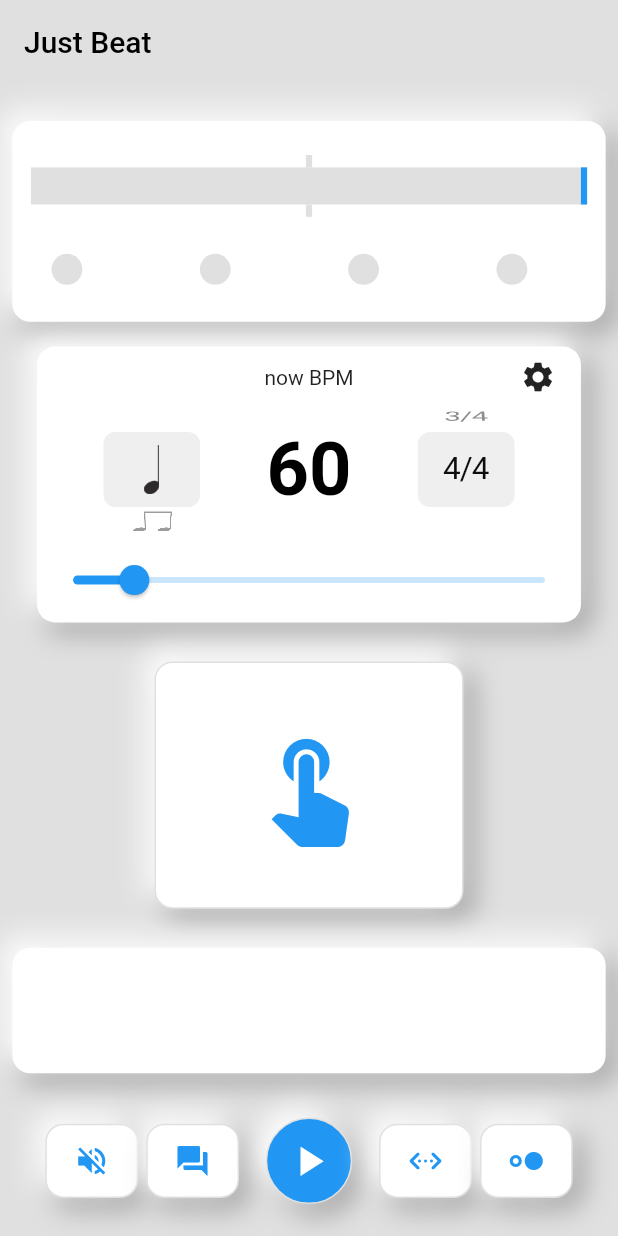
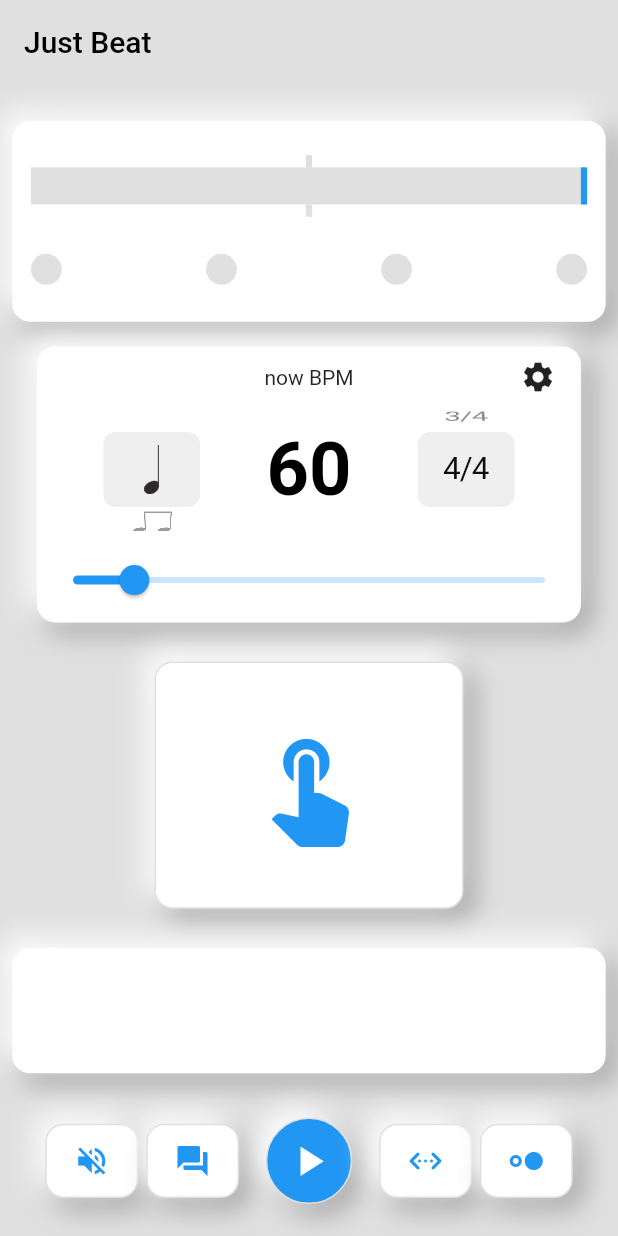
Before and after one commit to yuto90/metronome, a Flutter app: the screen it shows after launch, on a phone screen of 412 x 824 dp. Run offline on Flutter 3.47's test engine with Material 2 defaults, Android fonts, the phone set to English and light mode, and no system bars; drawn by our look-alikes of google_mobile_ads; missing offline and left inert: soundpool; network calls fail.

Commit message:
拍表示のレイアウト調整

```diff
--- a/lib/home/rhythm/beat.dart
+++ b/lib/home/rhythm/beat.dart
@@ -12,14 +12,20 @@ class Beat extends StatelessWidget {
 
   @override
   Widget build(BuildContext context) {
-    return Row(
-      mainAxisAlignment: MainAxisAlignment.center,
+    return Padding(
+      padding: EdgeInsets.fromLTRB(
+        SizeConfig.blockSizeHorizontal! * 3,
+        0,
+        SizeConfig.blockSizeHorizontal! * 3,
+        0,
+      ),
+      child: Row(
+        mainAxisAlignment: MainAxisAlignment.spaceBetween,
         children: [
           // todo context.watch...はmodelで変数化する
           for (int beatIndex = 0;
               beatIndex <= context.watch<BpmModel>().selectedBeatType;
               beatIndex++) ...[
-          Spacer(),
             Container(
               width: SizeConfig.blockSizeHorizontal! * 5,
               height: SizeConfig.blockSizeVertical! * 3,
@@ -32,28 +38,27 @@ class Beat extends StatelessWidget {
                 shape: BoxShape.circle,
               ),
             ),
-          Spacer(),
             // 選択音符によって画面に表示するclickを可変
             for (int noteIndex = 1;
                 noteIndex <= context.watch<BpmModel>().selectedNoteIndex;
                 noteIndex++) ...[
-            Spacer(),
               Container(
                 width: SizeConfig.blockSizeHorizontal! * 5,
                 height: SizeConfig.blockSizeVertical! * 1,
                 decoration: BoxDecoration(
                   color: context.read<FooterModel>().isClick
                       ? Colors.white
-                    : model.nowBeat == beatIndex && model.nowClick == noteIndex
+                      : model.nowBeat == beatIndex &&
+                              model.nowClick == noteIndex
                           ? Colors.blue
                           : Colors.grey[300],
                   shape: BoxShape.circle,
                 ),
               ),
             ],
-          Spacer(),
           ],
         ],
+      ),
     );
   }
 }
--- a/lib/home/rhythm/rhythm_model.dart
+++ b/lib/home/rhythm/rhythm_model.dart
@@ -138,20 +138,18 @@ class RhythmModel extends ChangeNotifier {
 
       if (nowBeat == bpmModel.selectedBeatType + 1) {
         nowBeat = 0;
-        //nowClick = 0;
       }
 
       // ミュートボタンが押されている場合は音を出さない
       if (!footerModel.isMute) {
-        // 最後の拍 かつ アクセントフラグがtrue かつ clickが0
+        //
         if (nowClick != 0) {
           clickPool.play(click);
+          // 最後の拍 かつ アクセントフラグがtrue かつ clickが0
         } else if (nowBeat == bpmModel.selectedBeatType &&
             bpmModel.isAccent &&
             nowClick == 0) {
           finishPool.play(finish);
-          //print(nowBeat);
-          //print(nowClick);
         } else {
           beatPool.play(beat);
         }
```
Lines whose indentation alone changed are shown as unchanged.
